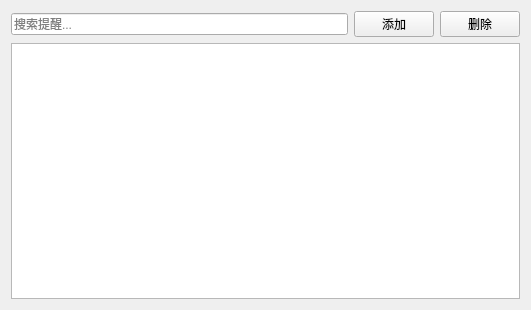
SwartzMss/EasyNotify, file src/ui/widgets/active_reminderlist.ui: the form before one commit.
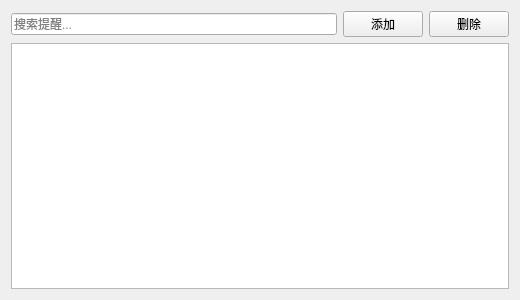
The form after the commit.

```diff
--- a/src/ui/widgets/active_reminderlist.ui
+++ b/src/ui/widgets/active_reminderlist.ui
@@ -6,8 +6,8 @@
    <rect>
     <x>0</x>
     <y>0</y>
-    <width>531</width>
-    <height>310</height>
+     <width>520</width>
+     <height>300</height>
    </rect>
   </property>
   <property name="sizePolicy">
```
Lines whose indentation alone changed are shown as unchanged.
